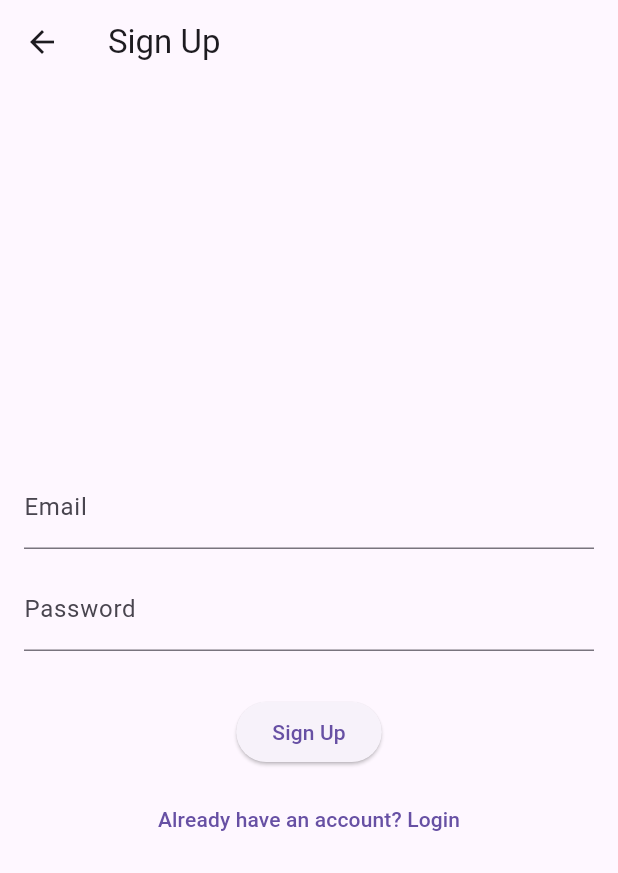
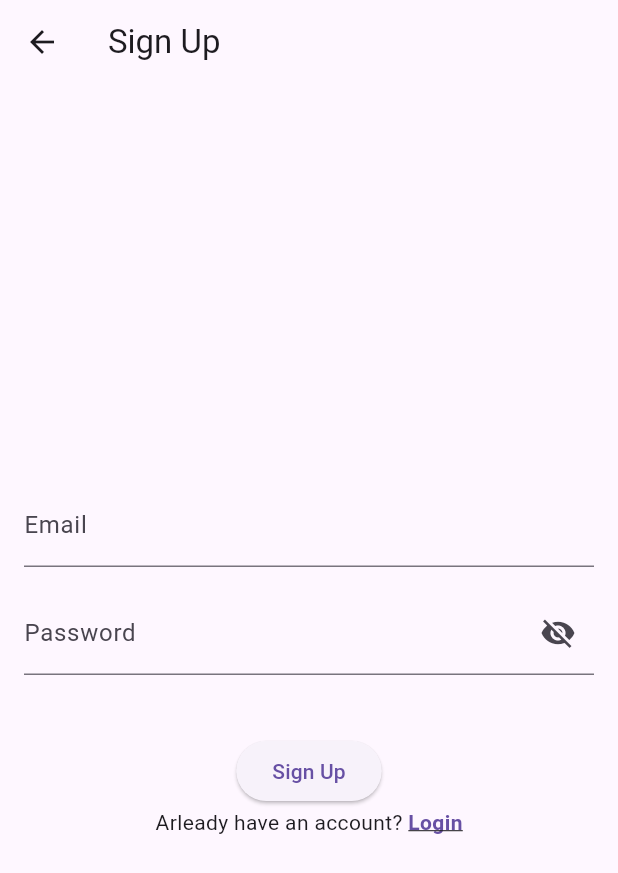
Before and after one commit to pauline12ish34/notes-manager-app, a Flutter app: the SignupScreen screen opened directly, on a phone screen of 412 x 824 dp. Shown: the top 873 px of the screen. Run offline on Flutter 3.47's test engine with Material 3 defaults, Android fonts, the phone set to English and light mode, and no system bars; our stand-ins replace cloud_firestore, firebase_auth, firebase_core; accounts and stored records are empty.

Commit message:
ft-added the provider in signup screen

```diff
--- a/lib/main.dart
+++ b/lib/main.dart
@@ -1,6 +1,7 @@
 import 'package:flutter/material.dart';
 import 'package:firebase_core/firebase_core.dart';
 import 'package:note_system/screens/auth/login_screen.dart';
+import 'package:note_system/screens/auth/signup_screen.dart';
 import 'package:note_system/screens/notes_screen.dart';
 import 'package:provider/provider.dart';
 import 'package:note_system/providers/notes_provider.dart';
@@ -32,6 +33,7 @@ class MyApp extends StatelessWidget {
         routes: {
           '/login': (context) => LoginScreen(),
           '/notes': (context) =>  NotesScreen(),
+          '/signup': (context) =>  SignupScreen(),
         },
         onUnknownRoute: (settings) => MaterialPageRoute(
           builder: (context) =>  LoginScreen(),
--- a/lib/screens/auth/signup_screen.dart
+++ b/lib/screens/auth/signup_screen.dart
@@ -1,59 +1,13 @@
 import 'package:flutter/material.dart';
-import 'package:firebase_auth/firebase_auth.dart';
+import 'package:provider/provider.dart';
+import 'package:note_system/providers/authentication_provider.dart';
+import 'package:note_system/screens/auth/login_screen.dart';
 
-class SignupScreen extends StatefulWidget {
-  const SignupScreen({super.key});
+class SignupScreen extends StatelessWidget {
+  final GlobalKey<FormState> _formKey = GlobalKey<FormState>();
+  static const String routeName = '/signup';
 
-  @override
-  State<SignupScreen> createState() => _SignupScreenState();
-}
-
-class _SignupScreenState extends State<SignupScreen> {
-  final _emailController = TextEditingController();
-  final _passwordController = TextEditingController();
-  final _formKey = GlobalKey<FormState>();
-
-  bool _isLoading = false;
-  String? _errorMessage;
-
-  Future<void> _signup() async {
-    setState(() {
-      _isLoading = true;
-      _errorMessage = null;
-    });
-
-    try {
-      await FirebaseAuth.instance.createUserWithEmailAndPassword(
-        email: _emailController.text.trim(),
-        password: _passwordController.text.trim(),
-      );
-
-      // Showing success message
-      if (mounted) {
-        ScaffoldMessenger.of(context).showSnackBar(
-          const SnackBar(content: Text('Account created! Please log in.')),
-        );
-
-        // Navigating to login screen
-        Navigator.pushReplacementNamed(context, '/login');
-      }
-    } on FirebaseAuthException catch (e) {
-      setState(() {
-        _errorMessage = e.message;
-      });
-    } finally {
-      setState(() {
-        _isLoading = false;
-      });
-    }
-  }
-
-  @override
-  void dispose() {
-    _emailController.dispose();
-    _passwordController.dispose();
-    super.dispose();
-  }
+  SignupScreen({super.key});
 
   @override
   Widget build(BuildContext context) {
@@ -63,45 +17,101 @@ class _SignupScreenState extends State<SignupScreen> {
         padding: const EdgeInsets.all(16.0),
         child: Form(
           key: _formKey,
-          child: Column(
+          child: Consumer<AuthenticationProvider>(
+            builder: (context, authProvider, _) {
+              return Column(
                 mainAxisAlignment: MainAxisAlignment.center,
                 children: [
                   TextFormField(
-                controller: _emailController,
+                    controller: authProvider.emailController,
                     decoration: const InputDecoration(labelText: 'Email'),
-                validator: (value) =>
-                    value == null || !value.contains('@') ? 'Enter a valid email' : null,
+                    validator: (value) {
+                      if (value == null || value.isEmpty)
+                        return 'Please enter email';
+                      if (!value.contains('@')) return 'Enter valid email';
+                      return null;
+                    },
                   ),
-              const SizedBox(height: 12),
+                  const SizedBox(height: 16),
                   TextFormField(
-                controller: _passwordController,
-                decoration: const InputDecoration(labelText: 'Password'),
-                obscureText: true,
-                validator: (value) =>
-                    value != null && value.length < 6 ? 'Min 6 characters' : null,
+                    controller: authProvider.passwordController,
+                    decoration: InputDecoration(
+                      labelText: 'Password',
+                      suffixIcon: IconButton(
+                        icon: Icon(
+                          authProvider.obscurePassword
+                              ? Icons.visibility_off
+                              : Icons.visibility,
                         ),
-              const SizedBox(height: 20),
-              if (_errorMessage != null)
-                Text(_errorMessage!, style: const TextStyle(color: Colors.red)),
-              const SizedBox(height: 10),
-              _isLoading
-                  ? const CircularProgressIndicator()
-                  : ElevatedButton(
-                      onPressed: () {
+                        onPressed: authProvider.togglePasswordVisibility,
+                      ),
+                    ),
+                    obscureText: authProvider.obscurePassword,
+                    validator: (value) {
+                      if (value == null || value.isEmpty)
+                        return 'Please enter password';
+                      if (value.length < 6)
+                        return 'Password must be at least 6 characters';
+                      return null;
+                    },
+                  ),
+                  const SizedBox(height: 24),
+                  if (authProvider.errorMessage != null)
+                    Text(
+                      authProvider.errorMessage!,
+                      style: const TextStyle(color: Colors.red),
+                    ),
+                  const SizedBox(height: 16),
+                  ElevatedButton(
+                    onPressed: authProvider.isLoading
+                        ? null
+                        : () async {
                             if (_formKey.currentState!.validate()) {
-                          _signup();
+                              final success = await authProvider.signUp();
+                              if (success && context.mounted) {
+                                ScaffoldMessenger.of(context).showSnackBar(
+                                  const SnackBar(
+                                    content: Text(
+                                      'Account created successfully!',
+                                    ),
+                                  ),
+                                );
+                                Navigator.pushReplacementNamed(
+                                  context,
+                                  LoginScreen.routeName,
+                                );
+                              }
                             }
                           },
-                      child: const Text('Sign Up'),
+                    child: authProvider.isLoading
+                        ? const CircularProgressIndicator()
+                        : const Text('Sign Up'),
                   ),
-              const SizedBox(height: 10),
-              TextButton(
-                onPressed: () {
-                  Navigator.pushReplacementNamed(context, '/login');
+                  GestureDetector(
+                    onTap: () {
+                      authProvider.clearAll();
+                      Navigator.pushNamed(context, LoginScreen.routeName);
                     },
-                child: const Text("Already have an account? Login"),
+                    child: RichText(
+                      text: TextSpan(
+                        style: Theme.of(context).textTheme.bodyMedium,
+                        children: [
+                          const TextSpan(text: "Arleady have an account? "),
+                          TextSpan(
+                            text: 'Login',
+                            style: TextStyle(
+                              color: Theme.of(context).colorScheme.primary,
+                              fontWeight: FontWeight.bold,
+                              decoration: TextDecoration.underline,
+                            ),
                           ),
                         ],
+                      ),
+                    ),
+                  ),
+                ],
+              );
+            },
           ),
         ),
       ),
```
Also changed, not shown: lib/providers/authentication_provider.dart (+62 -8 lines), lib/screens/auth/login_screen.dart (+52 -13 lines). Lines whose indentation alone changed are shown as unchanged.
